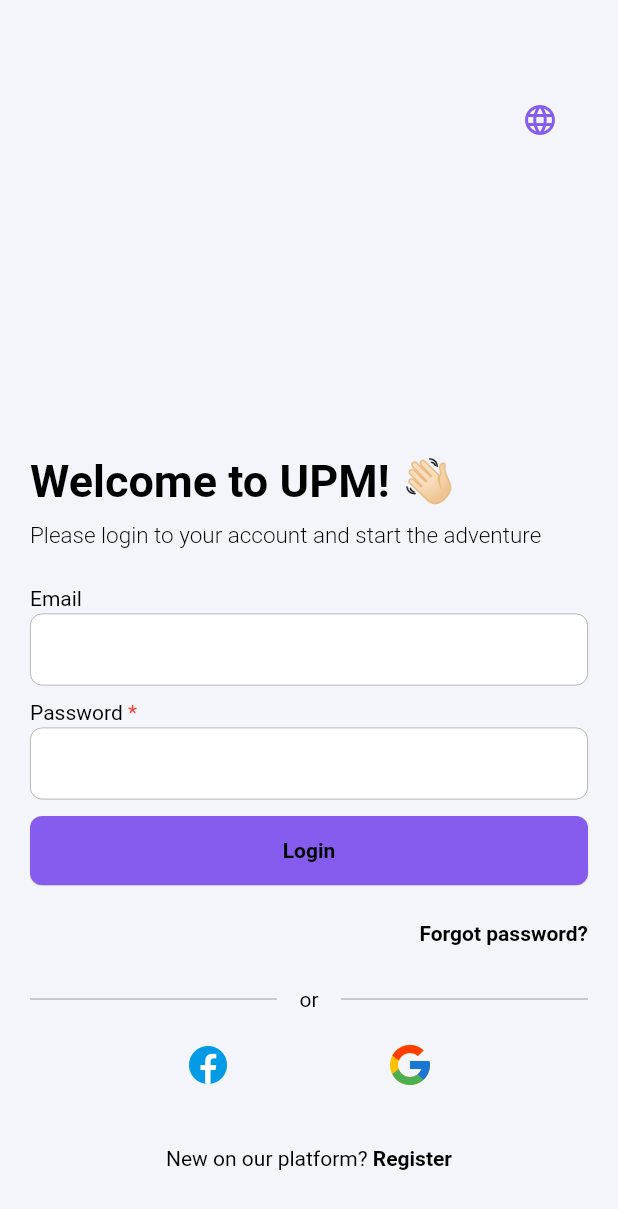
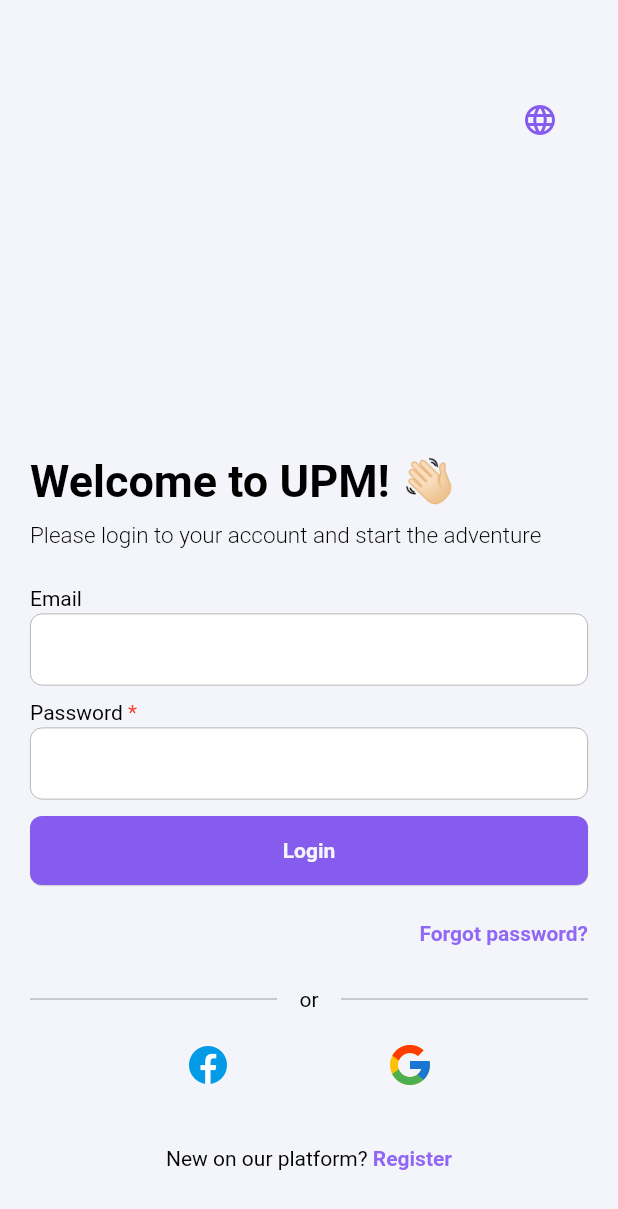
Before and after one commit to huyenph/FRD, a Flutter app: the screen it shows after launch, on a phone screen of 412 x 824 dp. Shown: the top 1209 px of the screen. Run offline on Flutter 3.47's test engine with Material 2 defaults, Android fonts, the phone set to English and light mode, and no system bars; our stand-ins replace chewie, dio, equatable, firebase_auth, firebase_core, firebase_messaging and 10 more; missing offline and left inert: flutter_facebook_auth; accounts and stored records are empty.

Commit message:
Update Text theme

```diff
--- a/lib/modules/auth/screens/forms/signin_form.dart
+++ b/lib/modules/auth/screens/forms/signin_form.dart
@@ -9,7 +9,6 @@ import 'package:upm/di/injector_setup.dart';
 import 'package:upm/generated/l10n.dart';
 import 'package:upm/modules/auth/blocs/authentication.dart';
 import 'package:upm/presentation/components/atoms/upm_button.dart';
-import 'package:upm/presentation/components/atoms/upm_text.dart';
 import 'package:upm/presentation/components/atoms/upm_text_field.dart';
 
 const iconSize = 32.0;
@@ -35,16 +34,22 @@ class SigninForm extends StatelessWidget {
               mainAxisAlignment: MainAxisAlignment.end,
               crossAxisAlignment: CrossAxisAlignment.start,
               children: [
-                UpmText(
-                  text: S.of(context).welcome_to,
+                Text(
+                  S.of(context).welcome_to,
+                  style: const TextStyle(
+                    color: AppColors.textColor,
                     fontWeight: FontWeight.bold,
                     fontSize: 30.0,
                   ),
+                ),
                 const SizedBox(height: AppSize.fieldSpacingS),
-                UpmText(
-                  text: S.of(context).signin_title,
+                Text(
+                  S.of(context).signin_title,
+                  style: const TextStyle(
+                    color: AppColors.textColor,
                     fontWeight: FontWeight.w300,
                     fontSize: 15.0,
+                  ),
                 ),
                 const SizedBox(height: AppSize.fieldSpacingXL),
                 UpmTextField(
@@ -75,10 +80,12 @@ class SigninForm extends StatelessWidget {
                     padding: const EdgeInsets.symmetric(vertical: 8.0),
                     child: Align(
                       alignment: AlignmentDirectional.centerEnd,
-                      child: UpmText(
-                        text: S.of(context).forgot_password,
-                        textColor: AppColors.primaryTextColor,
+                      child: Text(
+                        S.of(context).forgot_password,
+                        style: const TextStyle(
+                          color: AppColors.primaryTextColor,
                           fontWeight: FontWeight.bold,
+                        ),
                       ),
                     ),
                   ),
@@ -92,7 +99,12 @@ class SigninForm extends StatelessWidget {
                       child: Divider(color: AppColors.dividerColor),
                     ),
                     const SizedBox(width: AppSize.fieldSpacingM),
-                    UpmText(text: S.of(context).or.toLowerCase()),
+                    Text(
+                      S.of(context).or.toLowerCase(),
+                      style: const TextStyle(
+                        color: AppColors.textColor,
+                      ),
+                    ),
                     const SizedBox(width: AppSize.fieldSpacingM),
                     const Expanded(
                       flex: 2,
@@ -165,10 +177,12 @@ class SigninForm extends StatelessWidget {
                   },
                   child: Padding(
                     padding: const EdgeInsets.symmetric(vertical: 8.0),
-                    child: UpmText(
-                      text: ' ${S.of(context).register}',
-                      textColor: AppColors.primaryTextColor,
+                    child: Text(
+                      ' ${S.of(context).register}',
+                      style: const TextStyle(
+                        color: AppColors.primaryTextColor,
                         fontWeight: FontWeight.bold,
+                      ),
                     ),
                   ),
                 ),
--- a/lib/presentation/components/atoms/upm_text.dart
+++ b/lib/presentation/components/atoms/upm_text.dart
@@ -26,11 +26,10 @@ class UpmText extends StatelessWidget {
     return Text(
       isAllCaps ? text.toUpperCase() : text,
       style: TextStyle(
-        color: textColor != null
-            ? context.read<AppBloc>().isDarkMode()
+        color: textColor ??
+            (context.read<AppBloc>().isDarkMode()
                 ? AppColors.textLightColor
-                : AppColors.textColor
-            : textColor,
+                : AppColors.textColor),
         fontSize: fontSize,
         fontWeight: fontWeight,
       ),
```
Also changed, not shown: lib/core/navigation/navigation_service.dart (+10 -0 lines), lib/modules/auth/screens/forms/signup_form.dart (+24 -13 lines), lib/modules/main/main_screen.dart (+7 -9 lines), lib/modules/settings/setting_screen.dart (+12 -0 lines), lib/presentation/components/molecules/upm_app_bar.dart (+3 -5 lines), lib/presentation/components/molecules/upm_switch.dart (+6 -5 lines). Lines whose indentation alone changed are shown as unchanged.
